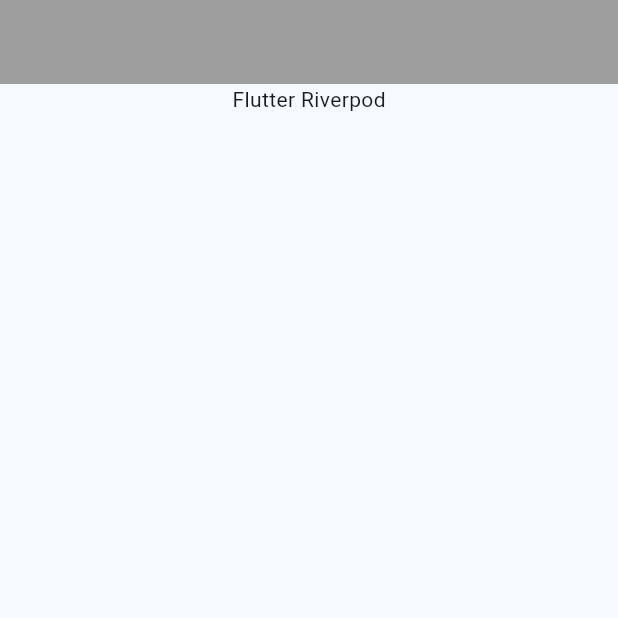
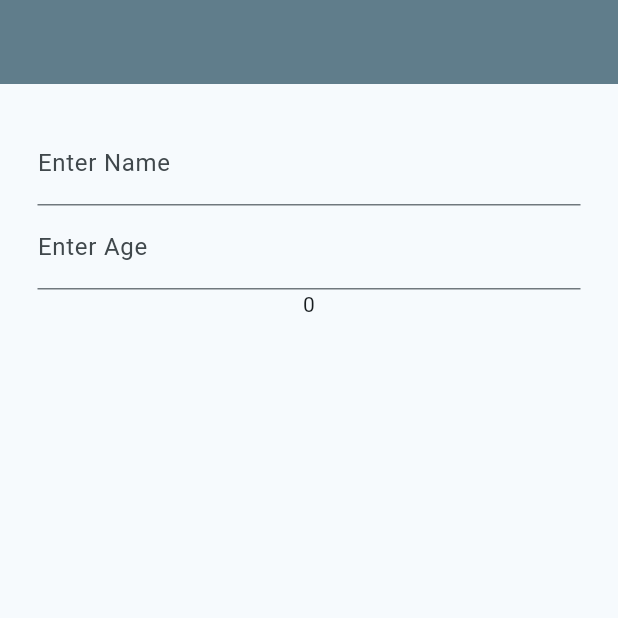
Before and after one commit to deepak-kumar-iphtech/flutter_riverpod, a Flutter app: the screen it shows after launch, on a phone screen of 412 x 824 dp, the top half of it. Run offline on Flutter 3.47's test engine with Material 3 defaults, Android fonts, the phone set to English and light mode, and no system bars; our stand-ins replace flutter_riverpod.

Commit message:
state-notifier-provided completed

```diff
--- a/lib/main.dart
+++ b/lib/main.dart
@@ -1,8 +1,20 @@
 import 'package:flutter/material.dart';
+import 'package:flutter_application_1/model/user.dart';
 import 'package:flutter_application_1/riverpod/riverpod_provider.dart';
+import 'package:flutter_application_1/riverpod/state_notifier_provider.dart';
+import 'package:flutter_application_1/riverpod/state_provider.dart';
 import 'package:flutter_riverpod/flutter_riverpod.dart';
 
 final nameProvider = Provider<String>((ref) => 'Flutter Riverpod');
+
+final nameStateProvider = StateProvider<String?>((ref) => null);
+
+final userProvider = StateNotifierProvider<UserNotifier, User>(
+  (ref) => UserNotifier(
+    User(name: '', age: 0),
+  ),
+);
+
 void main() {
   runApp(const ProviderScope(child: MyApp()));
 }
@@ -19,7 +31,9 @@ class MyApp extends StatelessWidget {
           colorScheme: ColorScheme.fromSeed(seedColor: Colors.blueGrey),
           useMaterial3: true,
         ),
-      home: const MyHomePage(),
+        home: const RiverpodStateNotifierProvider()
+        // const RiverpodStateProvider(),
+        // const MyHomePage(),
         );
   }
 }
--- /dev/null
+++ b/lib/model/user.dart
@@ -0,0 +1,32 @@
+import 'package:flutter_riverpod/flutter_riverpod.dart';
+
+class User {
+  final String name;
+  final int age;
+
+  User({
+    required this.name,
+    required this.age,
+  });
+
+  User copyWith({
+    String? name,
+    int? age,
+  }) {
+    return User(
+      name: name ?? this.name,
+      age: age ?? this.age,
+    );
+  }
+}
+
+class UserNotifier extends StateNotifier<User> {
+  UserNotifier(super.state);
+  void updateName(String name) {
+    state = state.copyWith(name: name);
+  }
+
+  void updateAge(int age) {
+    state = state.copyWith(age: age);
+  }
+}
--- a/lib/riverpod/riverpod_provider.dart
+++ b/lib/riverpod/riverpod_provider.dart
@@ -11,7 +11,7 @@ class MyHomePage extends StatelessWidget {
       final name = ref.watch(nameProvider);
       return Scaffold(
         appBar: AppBar(
-          backgroundColor: Colors.grey,
+          backgroundColor: Colors.blueGrey,
         ),
         body: Column(
           children: [
--- /dev/null
+++ b/lib/riverpod/state_notifier_provider.dart
@@ -0,0 +1,44 @@
+import 'package:flutter/material.dart';
+import 'package:flutter_application_1/main.dart';
+import 'package:flutter_riverpod/flutter_riverpod.dart';
+
+class RiverpodStateNotifierProvider extends ConsumerWidget {
+  const RiverpodStateNotifierProvider({super.key});
+
+  void onSubmitName(WidgetRef ref, String value) {
+    ref.watch(userProvider.notifier).updateName(value);
+  }
+
+  void onSubmitAge(WidgetRef ref, String value) {
+    ref.watch(userProvider.notifier).updateAge(int.parse(value));
+  }
+
+  @override
+  Widget build(BuildContext context, WidgetRef ref) {
+    final user = ref.watch(userProvider);
+    return Scaffold(
+      appBar: AppBar(
+        backgroundColor: Colors.blueGrey,
+        title: Text(user.name),
+      ),
+      body: Padding(
+        padding: const EdgeInsets.all(25.0),
+        child: Column(
+          children: [
+            TextField(
+              onSubmitted: (value) => onSubmitName(ref, value),
+              decoration: const InputDecoration(labelText: 'Enter Name'),
+            ),
+            TextField(
+              onSubmitted: (value) => onSubmitAge(ref, value),
+              decoration: const InputDecoration(labelText: 'Enter Age'),
+            ),
+            Center(
+              child: Text(user.age.toString()),
+            ),
+          ],
+        ),
+      ),
+    );
+  }
+}
--- a/pubspec.yaml
+++ b/pubspec.yaml
@@ -36,6 +36,7 @@ dependencies:
   # Use with the CupertinoIcons class for iOS style icons.
   cupertino_icons: ^1.0.6
   flutter_riverpod: ^2.5.1
+  http: ^1.2.1
 
 dev_dependencies:
   flutter_test:
```
Also changed, not shown: lib/riverpod/future_provider.dart (added, +12 -0 lines), lib/riverpod/state_provider.dart (added, +34 -0 lines), lib/user.dart (deleted). Lines whose indentation alone changed are shown as unchanged.
